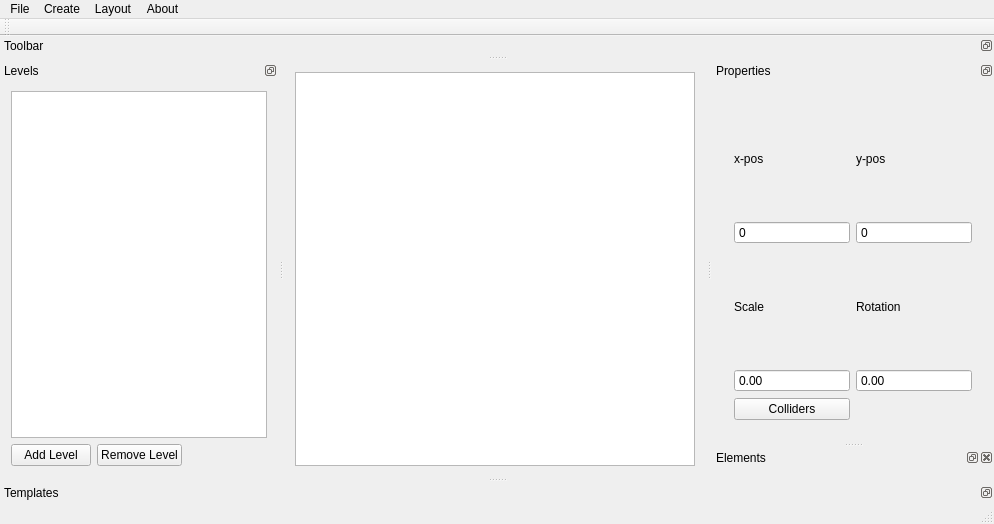
Qt form mainwindow.ui (jreuss/tudimapper) before a commit.
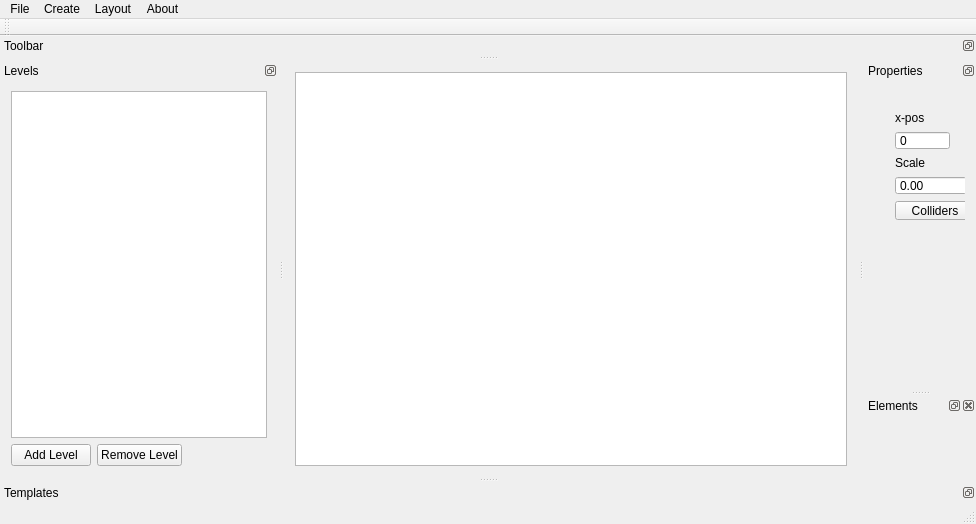
The same form after that commit. The open tabs and pages were chosen to show the change. Icons and pictures are not drawn. Custom widgets are drawn as their Qt base class.

```diff
--- a/mainwindow.ui
+++ b/mainwindow.ui
@@ -49,7 +49,7 @@
      <x>0</x>
      <y>0</y>
      <width>976</width>
-     <height>21</height>
+     <height>20</height>
     </rect>
    </property>
    <widget class="QMenu" name="menuFile">
@@ -184,8 +184,8 @@
   <widget class="QDockWidget" name="dockWidget_properties">
    <property name="minimumSize">
     <size>
-     <width>282</width>
-     <height>254</height>
+     <width>0</width>
+     <height>0</height>
     </size>
    </property>
    <property name="maximumSize">
@@ -229,25 +229,23 @@
          </layout>
         </widget>
         <widget class="QWidget" name="page_single_selection">
-         <layout class="QGridLayout" name="gridLayout_2">
-          <item row="4" column="0">
-           <widget class="QPushButton" name="btn_collider">
-            <property name="text">
-             <string>Colliders</string>
-            </property>
-           </widget>
-          </item>
-          <item row="2" column="1">
-           <widget class="QLabel" name="label_6">
-            <property name="text">
-             <string>Rotation</string>
-            </property>
-           </widget>
-          </item>
-          <item row="2" column="0">
-           <widget class="QLabel" name="label_5">
+         <widget class="QWidget" name="">
+          <property name="geometry">
+           <rect>
+            <x>9</x>
+            <y>9</y>
+            <width>248</width>
+            <height>131</height>
+           </rect>
+          </property>
+          <layout class="QFormLayout" name="formLayout_2">
+           <property name="fieldGrowthPolicy">
+            <enum>QFormLayout::AllNonFixedFieldsGrow</enum>
+           </property>
+           <item row="0" column="0">
+            <widget class="QLabel" name="label_3">
             <property name="text">
-             <string>Scale</string>
+              <string>x-pos</string>
             </property>
            </widget>
           </item>
@@ -258,26 +256,6 @@
             </property>
            </widget>
           </item>
-          <item row="0" column="0">
-           <widget class="QLabel" name="label_3">
-            <property name="text">
-             <string>x-pos</string>
-            </property>
-           </widget>
-          </item>
-          <item row="1" column="1">
-           <widget class="QSpinBox" name="spinBox_ypos">
-            <property name="buttonSymbols">
-             <enum>QAbstractSpinBox::NoButtons</enum>
-            </property>
-            <property name="minimum">
-             <number>-999999999</number>
-            </property>
-            <property name="maximum">
-             <number>999999999</number>
-            </property>
-           </widget>
-          </item>
           <item row="1" column="0">
            <widget class="QSpinBox" name="spinBox_xpos">
             <property name="buttonSymbols">
@@ -291,6 +269,33 @@
             </property>
            </widget>
           </item>
+           <item row="1" column="1">
+            <widget class="QSpinBox" name="spinBox_ypos">
+             <property name="buttonSymbols">
+              <enum>QAbstractSpinBox::NoButtons</enum>
+             </property>
+             <property name="minimum">
+              <number>-999999999</number>
+             </property>
+             <property name="maximum">
+              <number>999999999</number>
+             </property>
+            </widget>
+           </item>
+           <item row="2" column="0">
+            <widget class="QLabel" name="label_5">
+             <property name="text">
+              <string>Scale</string>
+             </property>
+            </widget>
+           </item>
+           <item row="2" column="1">
+            <widget class="QLabel" name="label_6">
+             <property name="text">
+              <string>Rotation</string>
+             </property>
+            </widget>
+           </item>
           <item row="3" column="0">
            <widget class="QDoubleSpinBox" name="spinBox_scale">
             <property name="buttonSymbols">
@@ -314,7 +319,15 @@
             </property>
            </widget>
           </item>
-         </layout>
+           <item row="4" column="0">
+            <widget class="QPushButton" name="btn_collider">
+             <property name="text">
+              <string>Colliders</string>
+             </property>
+            </widget>
+           </item>
+          </layout>
+         </widget>
         </widget>
         <widget class="QWidget" name="page_multiple_selection"/>
        </widget>
@@ -336,6 +349,12 @@
    <widget class="MainToolBar" name="mainToolbar"/>
   </widget>
   <widget class="QDockWidget" name="element_list_view">
+   <property name="sizePolicy">
+    <sizepolicy hsizetype="Preferred" vsizetype="Expanding">
+     <horstretch>0</horstretch>
+     <verstretch>0</verstretch>
+    </sizepolicy>
+   </property>
    <property name="windowTitle">
     <string>Elements</string>
    </property>
```
Left out of the diff: 6 changed lines with no effect on the pictures. Lines whose indentation alone changed are shown as unchanged.
